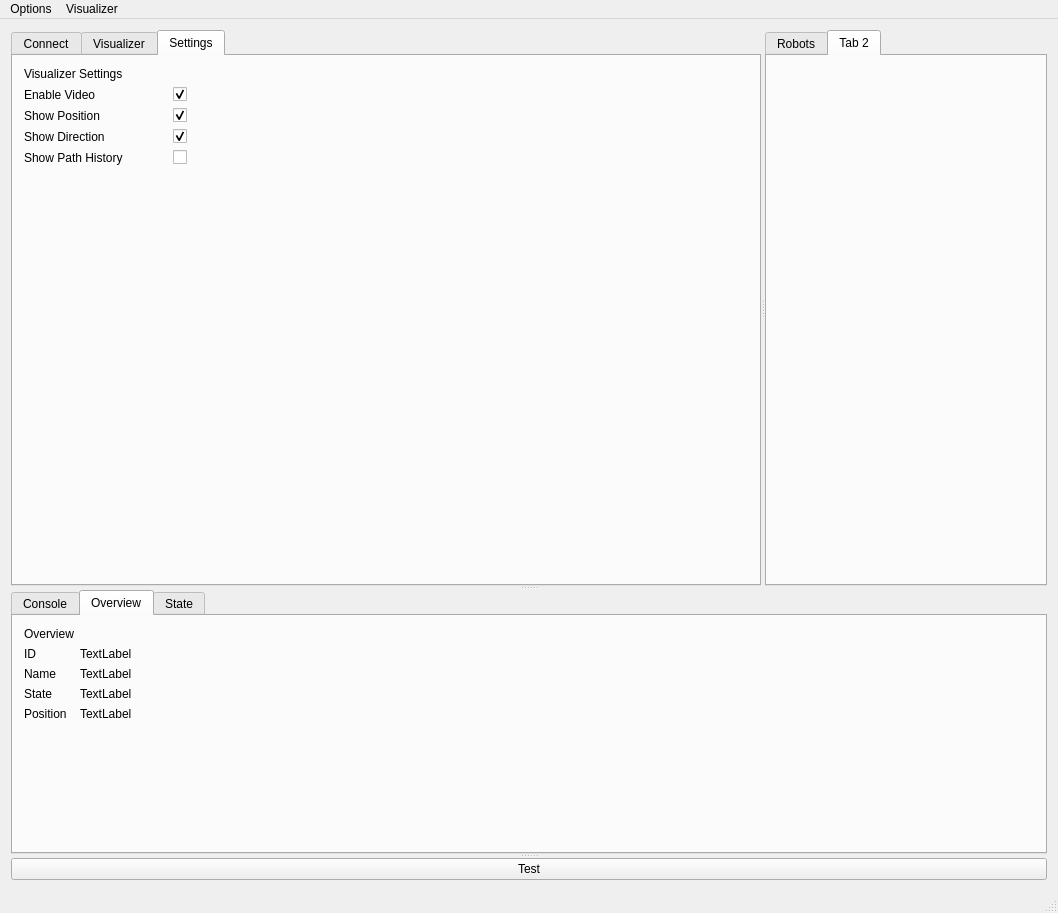
Qt form mainwindow.ui (yorkrobotlab/ardebug) before a commit.
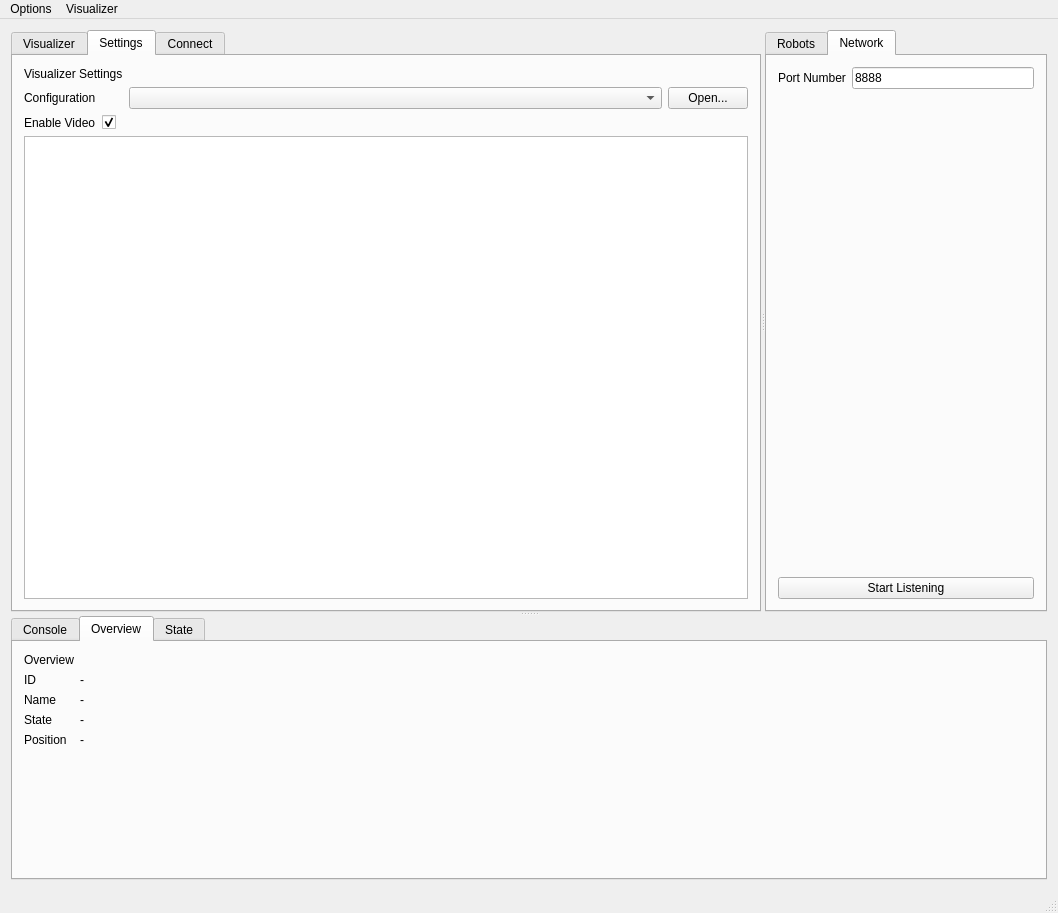
The same form after that commit. The open tabs and pages were chosen to show the change.

The edit to the form file:
```diff
--- a/mainwindow.ui
+++ b/mainwindow.ui
@@ -46,90 +46,6 @@
         <property name="currentIndex">
          <number>0</number>
         </property>
-        <widget class="QWidget" name="connectTab">
-         <attribute name="title">
-          <string>Connect</string>
-         </attribute>
-         <layout class="QVBoxLayout" name="verticalLayout_6">
-          <item>
-           <layout class="QFormLayout" name="formLayout">
-            <property name="fieldGrowthPolicy">
-             <enum>QFormLayout::FieldsStayAtSizeHint</enum>
-            </property>
-            <property name="horizontalSpacing">
-             <number>50</number>
-            </property>
-            <property name="leftMargin">
-             <number>6</number>
-            </property>
-            <property name="topMargin">
-             <number>6</number>
-            </property>
-            <property name="rightMargin">
-             <number>6</number>
-            </property>
-            <property name="bottomMargin">
-             <number>6</number>
-            </property>
-            <item row="0" column="0">
-             <widget class="QLabel" name="label">
-              <property name="text">
-               <string>Camera Feed IP</string>
-              </property>
-             </widget>
-            </item>
-            <item row="0" column="1">
-             <widget class="QLineEdit" name="lineEdit"/>
-            </item>
-            <item row="4" column="0">
-             <widget class="QLabel" name="label_3">
-              <property name="text">
-               <string>Other Connection Stuff</string>
-              </property>
-             </widget>
-            </item>
-            <item row="2" column="0">
-             <widget class="QLabel" name="label_8">
-              <property name="text">
-               <string>Robot Data Feed IP</string>
-              </property>
-             </widget>
-            </item>
-            <item row="3" column="0">
-             <widget class="QLabel" name="label_9">
-              <property name="text">
-               <string/>
-              </property>
-             </widget>
-            </item>
-            <item row="1" column="0">
-             <widget class="QLabel" name="label_10">
-              <property name="text">
-               <string/>
-              </property>
-             </widget>
-            </item>
-            <item row="2" column="1">
-             <widget class="QLineEdit" name="lineEdit_2"/>
-            </item>
-           </layout>
-          </item>
-          <item>
-           <widget class="QPushButton" name="connectButton">
-            <property name="text">
-             <string>Connect</string>
-            </property>
-           </widget>
-          </item>
-          <item>
-           <widget class="QPushButton" name="disconnectButton">
-            <property name="text">
-             <string>Disconnect</string>
-            </property>
-           </widget>
-          </item>
-         </layout>
-        </widget>
         <widget class="QWidget" name="visualizerTab">
          <property name="sizePolicy">
           <sizepolicy hsizetype="Expanding" vsizetype="Expanding">
@@ -145,84 +61,78 @@
          <attribute name="title">
           <string>Settings</string>
          </attribute>
-         <layout class="QFormLayout" name="formLayout_2">
-          <property name="horizontalSpacing">
-           <number>50</number>
-          </property>
-          <item row="0" column="0">
-           <widget class="QLabel" name="label_4">
-            <property name="text">
-             <string>Visualizer Settings</string>
-            </property>
-           </widget>
+         <layout class="QVBoxLayout" name="verticalLayout_7">
+          <item>
+           <layout class="QFormLayout" name="formLayout">
+            <item row="0" column="0">
+             <widget class="QLabel" name="label_4">
+              <property name="text">
+               <string>Visualizer Settings</string>
+              </property>
+             </widget>
+            </item>
+            <item row="1" column="0">
+             <widget class="QLabel" name="label">
+              <property name="text">
+               <string>Configuration</string>
+              </property>
+             </widget>
+            </item>
+            <item row="1" column="1">
+             <layout class="QHBoxLayout" name="horizontalLayout_2">
+              <item>
+               <widget class="QComboBox" name="comboBox">
+                <property name="sizePolicy">
+                 <sizepolicy hsizetype="Preferred" vsizetype="Fixed">
+                  <horstretch>2</horstretch>
+                  <verstretch>0</verstretch>
+                 </sizepolicy>
+                </property>
+               </widget>
+              </item>
+              <item>
+               <widget class="QPushButton" name="pushButton">
+                <property name="text">
+                 <string>Open...</string>
+                </property>
+               </widget>
+              </item>
+             </layout>
+            </item>
+           </layout>
           </item>
-          <item row="1" column="0">
-           <widget class="QLabel" name="label_2">
-            <property name="text">
-             <string>Enable Video</string>
-            </property>
-           </widget>
+          <item>
+           <layout class="QFormLayout" name="formLayout_2">
+            <item row="0" column="0">
+             <widget class="QLabel" name="label_2">
+              <property name="text">
+               <string>Enable Video</string>
+              </property>
+             </widget>
+            </item>
+            <item row="0" column="1">
+             <widget class="QCheckBox" name="videoEnChbx">
+              <property name="text">
+               <string/>
+              </property>
+              <property name="checked">
+               <bool>true</bool>
+              </property>
+             </widget>
+            </item>
+           </layout>
           </item>
-          <item row="1" column="1">
-           <widget class="QCheckBox" name="videoEnChbx">
-            <property name="text">
-             <string/>
-            </property>
-            <property name="checked">
-             <bool>true</bool>
-            </property>
-           </widget>
-          </item>
-          <item row="2" column="0">
-           <widget class="QLabel" name="label_5">
-            <property name="text">
-             <string>Show Position</string>
-            </property>
-           </widget>
-          </item>
-          <item row="2" column="1">
-           <widget class="QCheckBox" name="checkBox_2">
-            <property name="text">
-             <string/>
-            </property>
-            <property name="checked">
-             <bool>true</bool>
-            </property>
-           </widget>
-          </item>
-          <item row="3" column="0">
-           <widget class="QLabel" name="label_6">
-            <property name="text">
-             <string>Show Direction</string>
-            </property>
-           </widget>
-          </item>
-          <item row="3" column="1">
-           <widget class="QCheckBox" name="checkBox_3">
-            <property name="text">
-             <string/>
-            </property>
-            <property name="checked">
-             <bool>true</bool>
-            </property>
-           </widget>
-          </item>
-          <item row="4" column="0">
-           <widget class="QLabel" name="label_7">
-            <property name="text">
-             <string>Show Path History</string>
-            </property>
-           </widget>
-          </item>
-          <item row="4" column="1">
-           <widget class="QCheckBox" name="checkBox_4">
-            <property name="text">
-             <string/>
-            </property>
-           </widget>
+          <item>
+           <widget class="QListWidget" name="listWidget"/>
           </item>
          </layout>
         </widget>
+        <widget class="QWidget" name="connectTab">
+         <attribute name="title">
+          <string>Connect</string>
+         </attribute>
+         <layout class="QVBoxLayout" name="verticalLayout_6"/>
+        </widget>
        </widget>
        <widget class="QTabWidget" name="robotTabWidget">
         <property name="sizePolicy">
@@ -252,8 +162,35 @@
         </widget>
         <widget class="QWidget" name="tab_3">
          <attribute name="title">
-          <string>Tab 2</string>
+          <string>Network</string>
          </attribute>
+         <layout class="QVBoxLayout" name="verticalLayout_3">
+          <item>
+           <layout class="QFormLayout" name="formLayout_6">
+            <item row="0" column="0">
+             <widget class="QLabel" name="label_18">
+              <property name="text">
+               <string>Port Number</string>
+              </property>
+             </widget>
+            </item>
+            <item row="0" column="1">
+             <widget class="QLineEdit" name="networkPortBox">
+              <property name="text">
+               <string>8888</string>
+              </property>
+             </widget>
+            </item>
+           </layout>
+          </item>
+          <item>
+           <widget class="QPushButton" name="networkListenButton">
+            <property name="text">
+             <string>Start Listening</string>
+            </property>
+           </widget>
+          </item>
+         </layout>
         </widget>
        </widget>
       </widget>
@@ -301,7 +238,7 @@
            <item row="1" column="1">
             <widget class="QLabel" name="robotIDLabel">
              <property name="text">
-              <string>TextLabel</string>
+              <string>-</string>
              </property>
             </widget>
            </item>
@@ -315,7 +252,7 @@
            <item row="2" column="1">
             <widget class="QLabel" name="robotNameLabel">
              <property name="text">
-              <string>TextLabel</string>
+              <string>-</string>
              </property>
             </widget>
            </item>
@@ -336,14 +273,14 @@
            <item row="3" column="1">
             <widget class="QLabel" name="robotStateLabel">
              <property name="text">
-              <string>TextLabel</string>
+              <string>-</string>
              </property>
             </widget>
            </item>
            <item row="4" column="1">
             <widget class="QLabel" name="robotPosLabel">
              <property name="text">
-              <string>TextLabel</string>
+              <string>-</string>
              </property>
             </widget>
            </item>
@@ -405,17 +342,6 @@
         </layout>
        </widget>
       </widget>
-      <widget class="QPushButton" name="testButton">
-       <property name="sizePolicy">
-        <sizepolicy hsizetype="Minimum" vsizetype="Fixed">
-         <horstretch>0</horstretch>
-         <verstretch>0</verstretch>
-        </sizepolicy>
-       </property>
-       <property name="text">
-        <string>Test</string>
-       </property>
-      </widget>
      </widget>
     </item>
    </layout>
```
Left out of the diff: 6 changed lines with no effect on the pictures.
